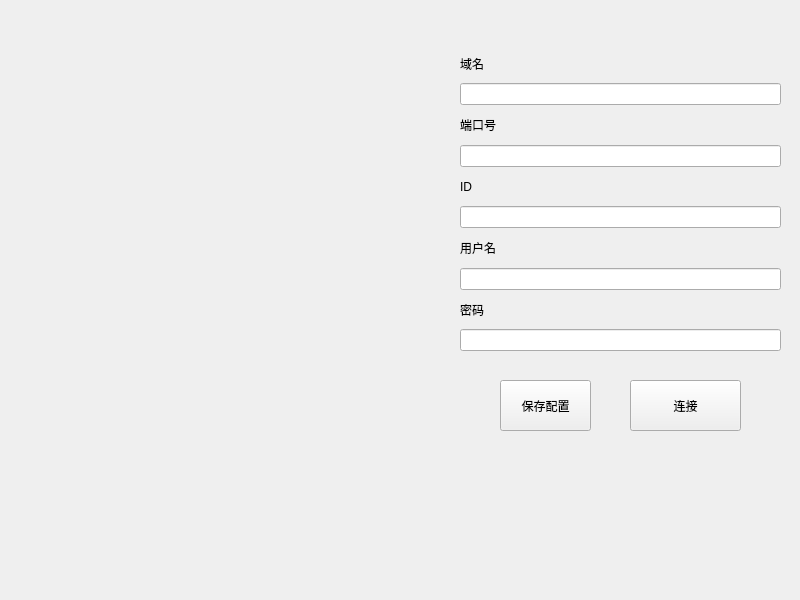
First picture: the form in src/QT/main/widget.ui, repository Yi-Yin-Ying/SmartHomeHub, before the edit.
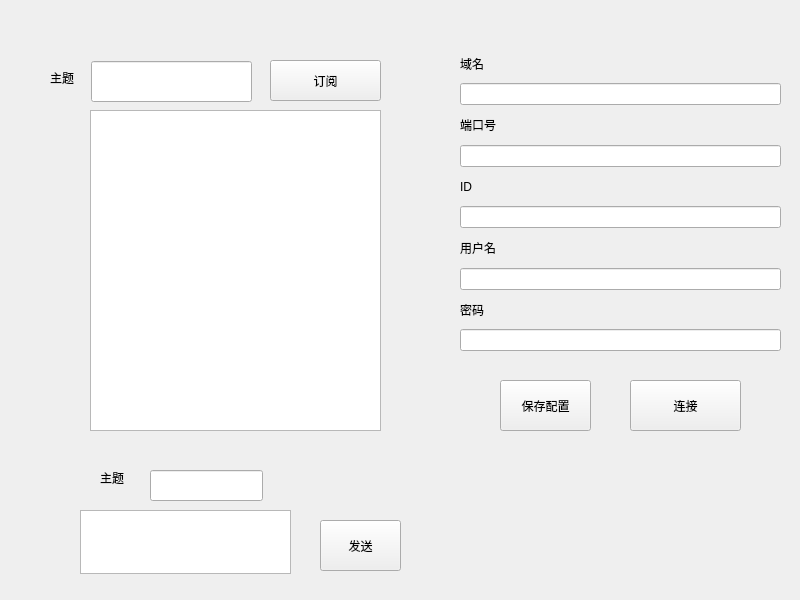
Second picture: the form after the edit.

The edit to the form file:
```diff
--- a/src/QT/main/widget.ui
+++ b/src/QT/main/widget.ui
@@ -101,6 +101,98 @@
     <string>保存配置</string>
    </property>
   </widget>
+  <widget class="QLineEdit" name="topicLineEdit">
+   <property name="geometry">
+    <rect>
+     <x>91</x>
+     <y>61</y>
+     <width>161</width>
+     <height>41</height>
+    </rect>
+   </property>
+  </widget>
+  <widget class="QLabel" name="label_6">
+   <property name="geometry">
+    <rect>
+     <x>50</x>
+     <y>70</y>
+     <width>24</width>
+     <height>16</height>
+    </rect>
+   </property>
+   <property name="text">
+    <string>主题</string>
+   </property>
+  </widget>
+  <widget class="QPushButton" name="subscribeButton">
+   <property name="geometry">
+    <rect>
+     <x>270</x>
+     <y>60</y>
+     <width>111</width>
+     <height>41</height>
+    </rect>
+   </property>
+   <property name="text">
+    <string>订阅</string>
+   </property>
+  </widget>
+  <widget class="QTextBrowser" name="messageTextEdit">
+   <property name="geometry">
+    <rect>
+     <x>90</x>
+     <y>110</y>
+     <width>291</width>
+     <height>321</height>
+    </rect>
+   </property>
+  </widget>
+  <widget class="QTextEdit" name="sendEdit">
+   <property name="geometry">
+    <rect>
+     <x>80</x>
+     <y>510</y>
+     <width>211</width>
+     <height>64</height>
+    </rect>
+   </property>
+  </widget>
+  <widget class="QLineEdit" name="sendTopiclineEdit">
+   <property name="geometry">
+    <rect>
+     <x>150</x>
+     <y>470</y>
+     <width>113</width>
+     <height>31</height>
+    </rect>
+   </property>
+  </widget>
+  <widget class="QLabel" name="label_7">
+   <property name="geometry">
+    <rect>
+     <x>100</x>
+     <y>470</y>
+     <width>54</width>
+     <height>16</height>
+    </rect>
+   </property>
+   <property name="text">
+    <string>主题</string>
+   </property>
+  </widget>
+  <widget class="QPushButton" name="sendButton">
+   <property name="geometry">
+    <rect>
+     <x>320</x>
+     <y>520</y>
+     <width>81</width>
+     <height>51</height>
+    </rect>
+   </property>
+   <property name="text">
+    <string>发送</string>
+   </property>
+  </widget>
  </widget>
  <resources/>
  <connections>
```
Left out of the diff: 84 changed lines with no effect on the pictures.
